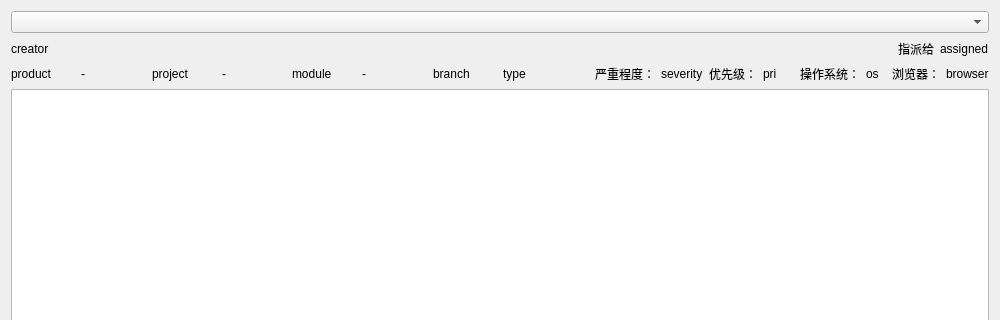
Before: the Qt Designer form committer/ui/form.ui in Pylogmon/committer, drawn with Qt 5; both pictures show x 0 to 1000 and y 0 to 320 of the 1000 by 666 pixel window.
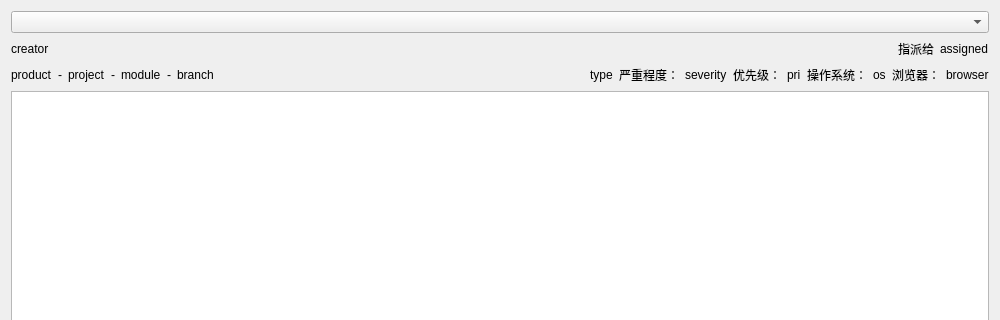
After: the same form once the commit is applied.

The edit to the form file:
```diff
--- a/committer/ui/form.ui
+++ b/committer/ui/form.ui
@@ -114,14 +114,7 @@
    </item>
    <item row="2" column="1">
     <layout class="QGridLayout" name="gridLayout_3">
-     <item row="0" column="0">
-      <widget class="QLabel" name="type">
-       <property name="text">
-        <string>type</string>
-       </property>
-      </widget>
-     </item>
-     <item row="0" column="1">
+     <item row="0" column="2">
       <layout class="QHBoxLayout" name="horizontalLayout_4">
        <item>
         <widget class="QLabel" name="severity_l">
@@ -139,7 +132,25 @@
        </item>
       </layout>
      </item>
-     <item row="0" column="2">
+     <item row="0" column="5">
+      <layout class="QHBoxLayout" name="horizontalLayout">
+       <item>
+        <widget class="QLabel" name="browser_l">
+         <property name="text">
+          <string>浏览器：</string>
+         </property>
+        </widget>
+       </item>
+       <item>
+        <widget class="QLabel" name="browser">
+         <property name="text">
+          <string>browser</string>
+         </property>
+        </widget>
+       </item>
+      </layout>
+     </item>
+     <item row="0" column="3">
       <layout class="QHBoxLayout" name="horizontalLayout_3">
        <item>
         <widget class="QLabel" name="pri_l">
@@ -157,7 +168,7 @@
        </item>
       </layout>
      </item>
-     <item row="0" column="3">
+     <item row="0" column="4">
       <layout class="QHBoxLayout" name="horizontalLayout_2">
        <item>
         <widget class="QLabel" name="os_l">
@@ -175,23 +186,25 @@
        </item>
       </layout>
      </item>
-     <item row="0" column="4">
-      <layout class="QHBoxLayout" name="horizontalLayout">
-       <item>
-        <widget class="QLabel" name="browser_l">
-         <property name="text">
-          <string>浏览器：</string>
-         </property>
-        </widget>
-       </item>
-       <item>
-        <widget class="QLabel" name="browser">
-         <property name="text">
-          <string>browser</string>
-         </property>
-        </widget>
-       </item>
-      </layout>
+     <item row="0" column="1">
+      <widget class="QLabel" name="type">
+       <property name="text">
+        <string>type</string>
+       </property>
+      </widget>
+     </item>
+     <item row="0" column="0">
+      <spacer name="horizontalSpacer_2">
+       <property name="orientation">
+        <enum>Qt::Horizontal</enum>
+       </property>
+       <property name="sizeHint" stdset="0">
+        <size>
+         <width>40</width>
+         <height>20</height>
+        </size>
+       </property>
+      </spacer>
      </item>
     </layout>
    </item>
```
